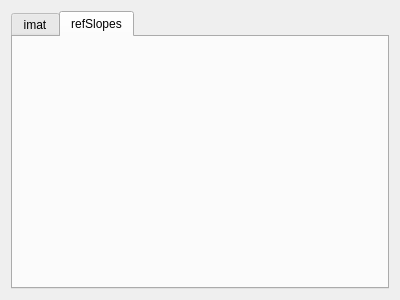
Before: the Qt Designer form IRTF/gui/aocals.ui in ellenle3/pyRTC-IRTF, drawn with Qt 5.
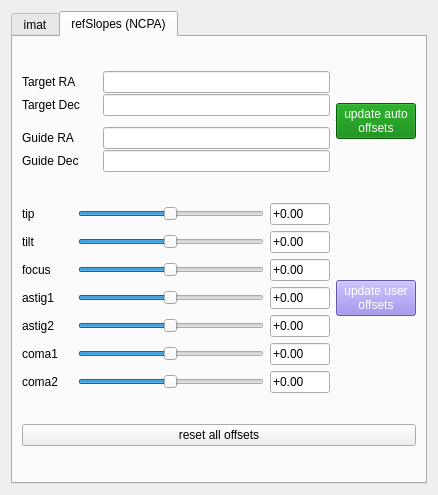
After: the same form once the commit is applied. The open tabs and pages were chosen to show the change.

```diff
--- a/IRTF/gui/aocals.ui
+++ b/IRTF/gui/aocals.ui
@@ -6,16 +6,16 @@
    <rect>
     <x>0</x>
     <y>0</y>
-    <width>400</width>
-    <height>300</height>
+    <width>438</width>
+    <height>495</height>
    </rect>
   </property>
   <property name="windowTitle">
    <string>AO Cals</string>
   </property>
   <layout class="QGridLayout" name="gridLayout">
-   <item row="0" column="0">
-    <widget class="QTabWidget" name="tabWidget">
+   <item row="1" column="0">
+    <widget class="QTabWidget" name="tabCals">
      <property name="styleSheet">
       <string notr="true">QTabWidget::tab-bar {
     alignment: left;
@@ -24,15 +24,822 @@
      <property name="currentIndex">
       <number>0</number>
      </property>
-     <widget class="QWidget" name="tab">
+     <widget class="QWidget" name="tabCals_imat">
       <attribute name="title">
        <string>imat</string>
       </attribute>
+      <layout class="QGridLayout" name="gridLayout_4">
+       <item row="0" column="0" colspan="2">
+        <layout class="QGridLayout" name="gridImat">
+         <item row="0" column="0">
+          <widget class="QLabel" name="gridImat_theor_label">
+           <property name="sizePolicy">
+            <sizepolicy hsizetype="Minimum" vsizetype="Preferred">
+             <horstretch>0</horstretch>
+             <verstretch>0</verstretch>
+            </sizepolicy>
+           </property>
+           <property name="minimumSize">
+            <size>
+             <width>80</width>
+             <height>0</height>
+            </size>
+           </property>
+           <property name="maximumSize">
+            <size>
+             <width>100</width>
+             <height>16777215</height>
+            </size>
+           </property>
+           <property name="text">
+            <string>theoretical</string>
+           </property>
+          </widget>
+         </item>
+         <item row="0" column="1">
+          <widget class="QLineEdit" name="gridImat_theor_file"/>
+         </item>
+         <item row="0" column="2">
+          <widget class="QPushButton" name="grid_theor_file_button">
+           <property name="maximumSize">
+            <size>
+             <width>80</width>
+             <height>16777215</height>
+            </size>
+           </property>
+           <property name="text">
+            <string>Browse...</string>
+           </property>
+          </widget>
+         </item>
+         <item row="1" column="0">
+          <widget class="QLabel" name="gridImat_synth_label">
+           <property name="sizePolicy">
+            <sizepolicy hsizetype="Minimum" vsizetype="Preferred">
+             <horstretch>0</horstretch>
+             <verstretch>0</verstretch>
+            </sizepolicy>
+           </property>
+           <property name="minimumSize">
+            <size>
+             <width>80</width>
+             <height>0</height>
+            </size>
+           </property>
+           <property name="maximumSize">
+            <size>
+             <width>100</width>
+             <height>16777215</height>
+            </size>
+           </property>
+           <property name="text">
+            <string>synthetic</string>
+           </property>
+          </widget>
+         </item>
+         <item row="1" column="1">
+          <widget class="QLineEdit" name="gridImat_synth_file"/>
+         </item>
+         <item row="1" column="2">
+          <widget class="QPushButton" name="grid_synth_file_button">
+           <property name="maximumSize">
+            <size>
+             <width>80</width>
+             <height>16777215</height>
+            </size>
+           </property>
+           <property name="text">
+            <string>Browse...</string>
+           </property>
+          </widget>
+         </item>
+        </layout>
+       </item>
+       <item row="1" column="0">
+        <layout class="QHBoxLayout" name="gridImatMethod">
+         <item>
+          <widget class="QLabel" name="gridImatMethod_label">
+           <property name="text">
+            <string>method</string>
+           </property>
+          </widget>
+         </item>
+         <item>
+          <widget class="QComboBox" name="gridImatMethod_combo">
+           <property name="sizePolicy">
+            <sizepolicy hsizetype="Expanding" vsizetype="Fixed">
+             <horstretch>0</horstretch>
+             <verstretch>0</verstretch>
+            </sizepolicy>
+           </property>
+           <property name="minimumSize">
+            <size>
+             <width>130</width>
+             <height>0</height>
+            </size>
+           </property>
+           <item>
+            <property name="text">
+             <string>doCrime</string>
+            </property>
+           </item>
+           <item>
+            <property name="text">
+             <string>cacofoni</string>
+            </property>
+           </item>
+           <item>
+            <property name="text">
+             <string>pushPull</string>
+            </property>
+           </item>
+          </widget>
+         </item>
+        </layout>
+       </item>
+       <item row="1" column="1">
+        <layout class="QGridLayout" name="gridImatParams">
+         <item row="0" column="0">
+          <widget class="QLabel" name="gridImatParams_pokeAmp_label">
+           <property name="minimumSize">
+            <size>
+             <width>80</width>
+             <height>0</height>
+            </size>
+           </property>
+           <property name="text">
+            <string>pokeAmp</string>
+           </property>
+          </widget>
+         </item>
+         <item row="0" column="1">
+          <widget class="QLineEdit" name="gridImatParams_pokeAmp_entry">
+           <property name="sizePolicy">
+            <sizepolicy hsizetype="Maximum" vsizetype="Fixed">
+             <horstretch>0</horstretch>
+             <verstretch>0</verstretch>
+            </sizepolicy>
+           </property>
+           <property name="minimumSize">
+            <size>
+             <width>60</width>
+             <height>0</height>
+            </size>
+           </property>
+           <property name="maximumSize">
+            <size>
+             <width>16777215</width>
+             <height>16777215</height>
+            </size>
+           </property>
+          </widget>
+         </item>
+         <item row="1" column="0">
+          <widget class="QLabel" name="gridImatParams_numItersIM_label">
+           <property name="minimumSize">
+            <size>
+             <width>80</width>
+             <height>0</height>
+            </size>
+           </property>
+           <property name="text">
+            <string>numItersIM</string>
+           </property>
+          </widget>
+         </item>
+         <item row="1" column="1">
+          <widget class="QLineEdit" name="gridImatParams_numItersIM_entry">
+           <property name="sizePolicy">
+            <sizepolicy hsizetype="Maximum" vsizetype="Fixed">
+             <horstretch>0</horstretch>
+             <verstretch>0</verstretch>
+            </sizepolicy>
+           </property>
+           <property name="minimumSize">
+            <size>
+             <width>60</width>
+             <height>0</height>
+            </size>
+           </property>
+           <property name="maximumSize">
+            <size>
+             <width>16777215</width>
+             <height>16777215</height>
+            </size>
+           </property>
+          </widget>
+         </item>
+        </layout>
+       </item>
+       <item row="2" column="0" colspan="2">
+        <widget class="QPushButton" name="measureImat_button">
+         <property name="styleSheet">
+          <string notr="true">color: white;
+background-color: green;</string>
+         </property>
+         <property name="text">
+          <string>measure imat</string>
+         </property>
+        </widget>
+       </item>
+      </layout>
      </widget>
-     <widget class="QWidget" name="tab_2">
+     <widget class="QWidget" name="tabCals_refSlopes">
       <attribute name="title">
-       <string>refSlopes</string>
+       <string>refSlopes (NCPA)</string>
       </attribute>
+      <layout class="QGridLayout" name="gridLayout_5">
+       <item row="0" column="0">
+        <layout class="QVBoxLayout" name="gridCoords">
+         <property name="spacing">
+          <number>1</number>
+         </property>
+         <item>
+          <layout class="QHBoxLayout" name="gridCoords_targetRA">
+           <item>
+            <widget class="QLabel" name="gridCoords_targetRA_label">
+             <property name="minimumSize">
+              <size>
+               <width>80</width>
+               <height>0</height>
+              </size>
+             </property>
+             <property name="text">
+              <string>Target RA</string>
+             </property>
+            </widget>
+           </item>
+           <item>
+            <widget class="QLineEdit" name="gridCoords_targetRA_entry">
+             <property name="minimumSize">
+              <size>
+               <width>150</width>
+               <height>0</height>
+              </size>
+             </property>
+            </widget>
+           </item>
+          </layout>
+         </item>
+         <item>
+          <layout class="QHBoxLayout" name="gridCoords_targetDec">
+           <item>
+            <widget class="QLabel" name="gridCoords_targetDec_label">
+             <property name="minimumSize">
+              <size>
+               <width>80</width>
+               <height>0</height>
+              </size>
+             </property>
+             <property name="text">
+              <string>Target Dec</string>
+             </property>
+            </widget>
+           </item>
+           <item>
+            <widget class="QLineEdit" name="gridCoords_targetDec_entry">
+             <property name="minimumSize">
+              <size>
+               <width>150</width>
+               <height>0</height>
+              </size>
+             </property>
+            </widget>
+           </item>
+          </layout>
+         </item>
+         <item>
+          <spacer name="hspacer_NCPA">
+           <property name="orientation">
+            <enum>Qt::Horizontal</enum>
+           </property>
+           <property name="sizeHint" stdset="0">
+            <size>
+             <width>40</width>
+             <height>10</height>
+            </size>
+           </property>
+          </spacer>
+         </item>
+         <item>
+          <layout class="QHBoxLayout" name="gridCoords_guideRA">
+           <item>
+            <widget class="QLabel" name="gridCoords_guideRA_label">
+             <property name="minimumSize">
+              <size>
+               <width>80</width>
+               <height>0</height>
+              </size>
+             </property>
+             <property name="text">
+              <string>Guide RA</string>
+             </property>
+            </widget>
+           </item>
+           <item>
+            <widget class="QLineEdit" name="gridCoords_guideRA_entry">
+             <property name="minimumSize">
+              <size>
+               <width>150</width>
+               <height>0</height>
+              </size>
+             </property>
+            </widget>
+           </item>
+          </layout>
+         </item>
+         <item>
+          <layout class="QHBoxLayout" name="gridCoords_guideDec">
+           <item>
+            <widget class="QLabel" name="gridCoords_guideDec_label">
+             <property name="minimumSize">
+              <size>
+               <width>80</width>
+               <height>0</height>
+              </size>
+             </property>
+             <property name="text">
+              <string>Guide Dec</string>
+             </property>
+            </widget>
+           </item>
+           <item>
+            <widget class="QLineEdit" name="gridCoords_guideDec_entry">
+             <property name="minimumSize">
+              <size>
+               <width>150</width>
+               <height>0</height>
+              </size>
+             </property>
+            </widget>
+           </item>
+          </layout>
+         </item>
+        </layout>
+       </item>
+       <item row="0" column="1">
+        <widget class="QPushButton" name="updateAutoOffsets_button">
+         <property name="styleSheet">
+          <string notr="true">color: white;
+background-color: green;</string>
+         </property>
+         <property name="text">
+          <string>update auto
+offsets</string>
+         </property>
+        </widget>
+       </item>
+       <item row="1" column="0">
+        <layout class="QVBoxLayout" name="gridTune">
+         <item>
+          <layout class="QHBoxLayout" name="gridTune_tip">
+           <item>
+            <widget class="QLabel" name="gridTune_tip_label">
+             <property name="minimumSize">
+              <size>
+               <width>50</width>
+               <height>0</height>
+              </size>
+             </property>
+             <property name="maximumSize">
+              <size>
+               <width>75</width>
+               <height>16777215</height>
+              </size>
+             </property>
+             <property name="text">
+              <string>tip</string>
+             </property>
+            </widget>
+           </item>
+           <item>
+            <widget class="QSlider" name="gridTune_tip_slider">
+             <property name="minimumSize">
+              <size>
+               <width>150</width>
+               <height>0</height>
+              </size>
+             </property>
+             <property name="maximum">
+              <number>99</number>
+             </property>
+             <property name="value">
+              <number>49</number>
+             </property>
+             <property name="orientation">
+              <enum>Qt::Horizontal</enum>
+             </property>
+            </widget>
+           </item>
+           <item>
+            <widget class="QLineEdit" name="gridTune_tip_entry">
+             <property name="minimumSize">
+              <size>
+               <width>50</width>
+               <height>0</height>
+              </size>
+             </property>
+             <property name="maximumSize">
+              <size>
+               <width>60</width>
+               <height>16777215</height>
+              </size>
+             </property>
+             <property name="text">
+              <string>+0.00</string>
+             </property>
+            </widget>
+           </item>
+          </layout>
+         </item>
+         <item>
+          <layout class="QHBoxLayout" name="gridTune_tilt">
+           <item>
+            <widget class="QLabel" name="gridTune_tilt_label">
+             <property name="minimumSize">
+              <size>
+               <width>50</width>
+               <height>0</height>
+              </size>
+             </property>
+             <property name="maximumSize">
+              <size>
+               <width>75</width>
+               <height>16777215</height>
+              </size>
+             </property>
+             <property name="text">
+              <string>tilt</string>
+             </property>
+            </widget>
+           </item>
+           <item>
+            <widget class="QSlider" name="gridTune_tilt_slider">
+             <property name="minimumSize">
+              <size>
+               <width>150</width>
+               <height>0</height>
+              </size>
+             </property>
+             <property name="maximum">
+              <number>99</number>
+             </property>
+             <property name="value">
+              <number>49</number>
+             </property>
+             <property name="orientation">
+              <enum>Qt::Horizontal</enum>
+             </property>
+            </widget>
+           </item>
+           <item>
+            <widget class="QLineEdit" name="gridTune_tilt_entry">
+             <property name="minimumSize">
+              <size>
+               <width>50</width>
+               <height>0</height>
+              </size>
+             </property>
+             <property name="maximumSize">
+              <size>
+               <width>60</width>
+               <height>16777215</height>
+              </size>
+             </property>
+             <property name="text">
+              <string>+0.00</string>
+             </property>
+            </widget>
+           </item>
+          </layout>
+         </item>
+         <item>
+          <layout class="QHBoxLayout" name="gridTune_focus">
+           <item>
+            <widget class="QLabel" name="gridTune_focus_label">
+             <property name="minimumSize">
+              <size>
+               <width>50</width>
+               <height>0</height>
+              </size>
+             </property>
+             <property name="maximumSize">
+              <size>
+               <width>75</width>
+               <height>16777215</height>
+              </size>
+             </property>
+             <property name="text">
+              <string>focus</string>
+             </property>
+            </widget>
+           </item>
+           <item>
+            <widget class="QSlider" name="gridTune_focus_slider">
+             <property name="minimumSize">
+              <size>
+               <width>150</width>
+               <height>0</height>
+              </size>
+             </property>
+             <property name="maximum">
+              <number>99</number>
+             </property>
+             <property name="value">
+              <number>49</number>
+             </property>
+             <property name="orientation">
+              <enum>Qt::Horizontal</enum>
+             </property>
+            </widget>
+           </item>
+           <item>
+            <widget class="QLineEdit" name="gridTune_focus_entry">
+             <property name="minimumSize">
+              <size>
+               <width>50</width>
+               <height>0</height>
+              </size>
+             </property>
+             <property name="maximumSize">
+              <size>
+               <width>60</width>
+               <height>16777215</height>
+              </size>
+             </property>
+             <property name="text">
+              <string>+0.00</string>
+             </property>
+            </widget>
+           </item>
+          </layout>
+         </item>
+         <item>
+          <layout class="QHBoxLayout" name="gridTune_a1">
+           <item>
+            <widget class="QLabel" name="gridTune_a1_label">
+             <property name="minimumSize">
+              <size>
+               <width>50</width>
+               <height>0</height>
+              </size>
+             </property>
+             <property name="maximumSize">
+              <size>
+               <width>75</width>
+               <height>16777215</height>
+              </size>
+             </property>
+             <property name="text">
+              <string>astig1</string>
+             </property>
+            </widget>
+           </item>
+           <item>
+            <widget class="QSlider" name="gridTune_a1_slider">
+             <property name="minimumSize">
+              <size>
+               <width>150</width>
+               <height>0</height>
+              </size>
+             </property>
+             <property name="maximum">
+              <number>99</number>
+             </property>
+             <property name="value">
+              <number>49</number>
+             </property>
+             <property name="orientation">
+              <enum>Qt::Horizontal</enum>
+             </property>
+            </widget>
+           </item>
+           <item>
+            <widget class="QLineEdit" name="gridTune_a1_entry">
+             <property name="minimumSize">
+              <size>
+               <width>50</width>
+               <height>0</height>
+              </size>
+             </property>
+             <property name="maximumSize">
+              <size>
+               <width>60</width>
+               <height>16777215</height>
+              </size>
+             </property>
+             <property name="text">
+              <string>+0.00</string>
+             </property>
+            </widget>
+           </item>
+          </layout>
+         </item>
+         <item>
+          <layout class="QHBoxLayout" name="gridTune_a2">
+           <item>
+            <widget class="QLabel" name="gridTune_a2_label">
+             <property name="minimumSize">
+              <size>
+               <width>50</width>
+               <height>0</height>
+              </size>
+             </property>
+             <property name="maximumSize">
+              <size>
+               <width>75</width>
+               <height>16777215</height>
+              </size>
+             </property>
+             <property name="text">
+              <string>astig2</string>
+             </property>
+            </widget>
+           </item>
+           <item>
+            <widget class="QSlider" name="gridTune_a2_slider">
+             <property name="minimumSize">
+              <size>
+               <width>150</width>
+               <height>0</height>
+              </size>
+             </property>
+             <property name="maximum">
+              <number>99</number>
+             </property>
+             <property name="value">
+              <number>49</number>
+             </property>
+             <property name="orientation">
+              <enum>Qt::Horizontal</enum>
+             </property>
+            </widget>
+           </item>
+           <item>
+            <widget class="QLineEdit" name="gridTune_a2_entry">
+             <property name="minimumSize">
+              <size>
+               <width>50</width>
+               <height>0</height>
+              </size>
+             </property>
+             <property name="maximumSize">
+              <size>
+               <width>60</width>
+               <height>16777215</height>
+              </size>
+             </property>
+             <property name="text">
+              <string>+0.00</string>
+             </property>
+            </widget>
+           </item>
+          </layout>
+         </item>
+         <item>
+          <layout class="QHBoxLayout" name="gridTune_c1">
+           <item>
+            <widget class="QLabel" name="gridTune_c1_label">
+             <property name="minimumSize">
+              <size>
+               <width>50</width>
+               <height>0</height>
+              </size>
+             </property>
+             <property name="maximumSize">
+              <size>
+               <width>75</width>
+               <height>16777215</height>
+              </size>
+             </property>
+             <property name="text">
+              <string>coma1</string>
+             </property>
+            </widget>
+           </item>
+           <item>
+            <widget class="QSlider" name="gridTune_c1_slider">
+             <property name="minimumSize">
+              <size>
+               <width>150</width>
+               <height>0</height>
+              </size>
+             </property>
+             <property name="maximum">
+              <number>99</number>
+             </property>
+             <property name="value">
+              <number>49</number>
+             </property>
+             <property name="orientation">
+              <enum>Qt::Horizontal</enum>
+             </property>
+            </widget>
+           </item>
+           <item>
+            <widget class="QLineEdit" name="gridTune_c1_entry">
+             <property name="minimumSize">
+              <size>
+               <width>50</width>
+               <height>0</height>
+              </size>
+             </property>
+             <property name="maximumSize">
+              <size>
+               <width>60</width>
+               <height>16777215</height>
+              </size>
+             </property>
+             <property name="text">
+              <string>+0.00</string>
+             </property>
+            </widget>
+           </item>
+          </layout>
+         </item>
+         <item>
+          <layout class="QHBoxLayout" name="gridTune_c2">
+           <item>
+            <widget class="QLabel" name="gridTune_c2_label">
+             <property name="minimumSize">
+              <size>
+               <width>50</width>
+               <height>0</height>
+              </size>
+             </property>
+             <property name="maximumSize">
+              <size>
+               <width>75</width>
+               <height>16777215</height>
+              </size>
+             </property>
+             <property name="text">
+              <string>coma2</string>
+             </property>
+            </widget>
+           </item>
+           <item>
+            <widget class="QSlider" name="gridTune_c2_slider">
+             <property name="minimumSize">
+              <size>
+               <width>150</width>
+               <height>0</height>
+              </size>
+             </property>
+             <property name="maximum">
+              <number>99</number>
+             </property>
+             <property name="value">
+              <number>49</number>
+             </property>
+             <property name="orientation">
+              <enum>Qt::Horizontal</enum>
+             </property>
+            </widget>
+           </item>
+           <item>
+            <widget class="QLineEdit" name="gridTune_c2_entry">
+             <property name="minimumSize">
+              <size>
+               <width>50</width>
+               <height>0</height>
+              </size>
+             </property>
+             <property name="maximumSize">
+              <size>
+               <width>60</width>
+               <height>16777215</height>
+              </size>
+             </property>
+             <property name="text">
+              <string>+0.00</string>
+             </property>
+            </widget>
+           </item>
+          </layout>
+         </item>
+        </layout>
+       </item>
+       <item row="1" column="1">
+        <widget class="QPushButton" name="updateUserOffsets_button">
+         <property name="styleSheet">
+          <string notr="true">color: white;
+background-color: rgb(140, 123, 230);</string>
+         </property>
+         <property name="text">
+          <string>update user
+offsets</string>
+         </property>
+        </widget>
+       </item>
+       <item row="2" column="0" colspan="2">
+        <widget class="QPushButton" name="resetAllOffsets_button">
+         <property name="text">
+          <string>reset all offsets</string>
+         </property>
+        </widget>
+       </item>
+      </layout>
      </widget>
     </widget>
    </item>
```
